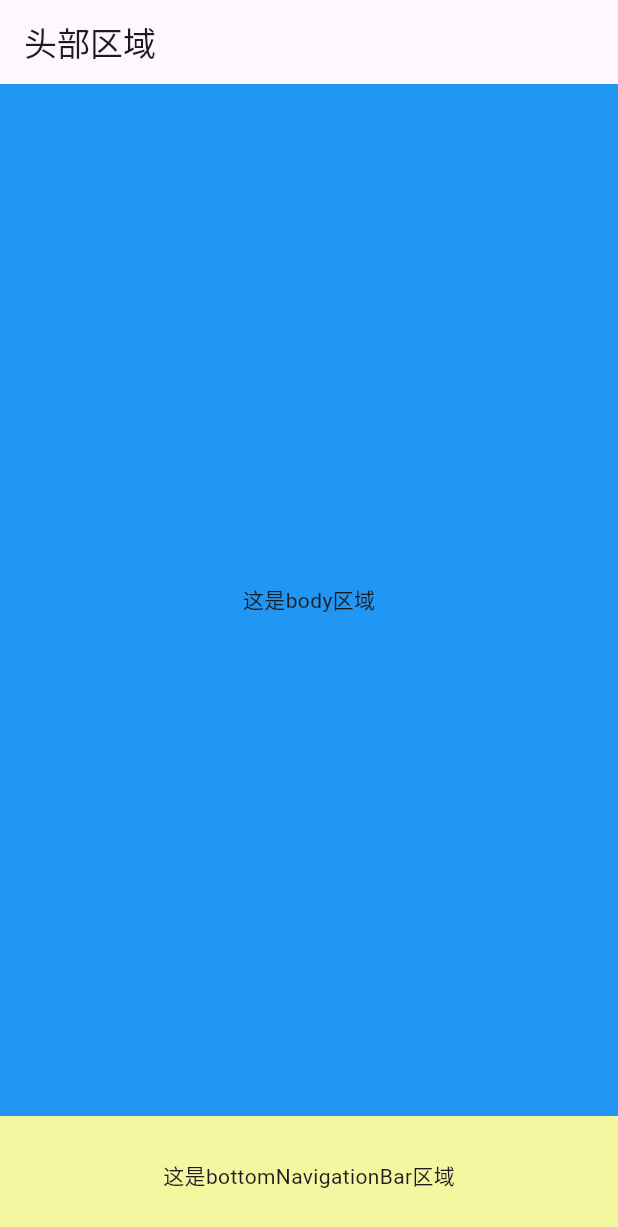
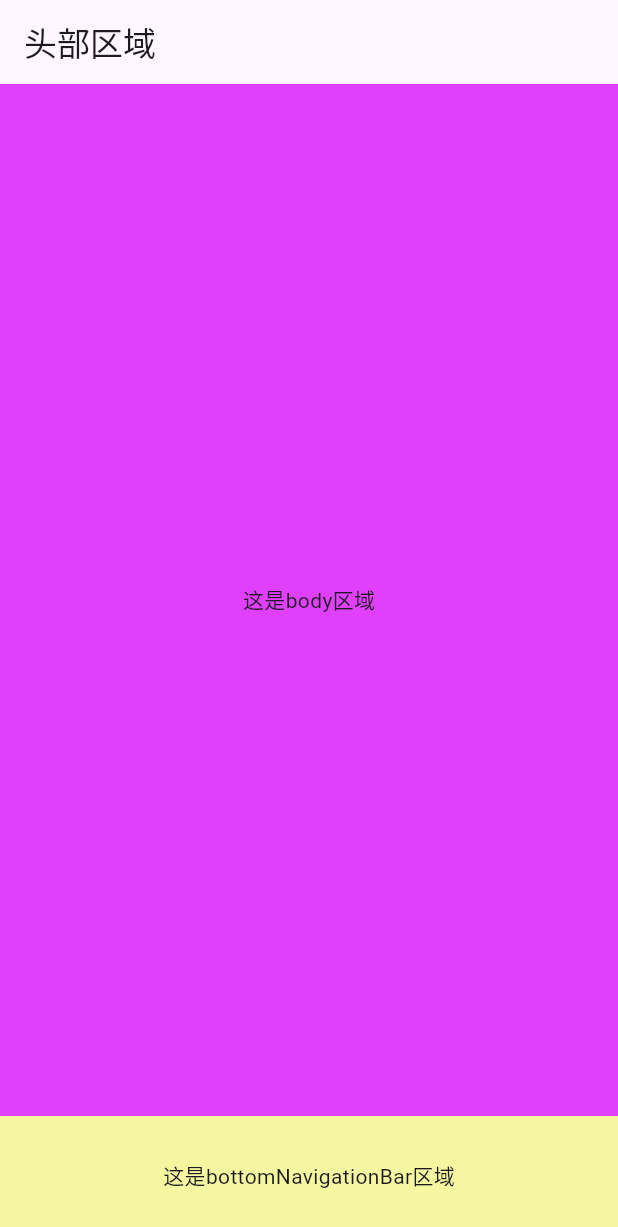
Before and after one commit to neucoder/helloworld, a Flutter app: the screen it shows after launch, on a phone screen of 412 x 824 dp. Shown: the top 1227 px of the screen. Run offline on Flutter 3.47's test engine with Material 3 defaults, Android fonts, the phone set to English and light mode, and no system bars.

Commit message:
自定义无状态组件

```diff
--- a/lib/main.dart
+++ b/lib/main.dart
@@ -1,10 +1,17 @@
 import 'package:flutter/material.dart';
 
 void main() {
-  runApp(
-    MaterialApp(
+  runApp(MainPage());
+}
+
+// 自定义无状态组件
+
+class MainPage extends StatelessWidget {
+  @override
+  Widget build(BuildContext context) {
+    return MaterialApp(
       title: 'Flutter组件初体验',
-      theme: ThemeData(scaffoldBackgroundColor: Colors.blue),
+      theme: ThemeData(scaffoldBackgroundColor: Colors.purpleAccent),
       home: Scaffold(
         appBar: AppBar(title: Text('头部区域')),
         body: Container(child: Center(child: Text("这是body区域"))),
@@ -14,6 +21,6 @@ void main() {
           child: Center(child: Text("这是bottomNavigationBar区域")),
         ),
       ),
-    ),
-  );
+    );
+  }
 }
```
